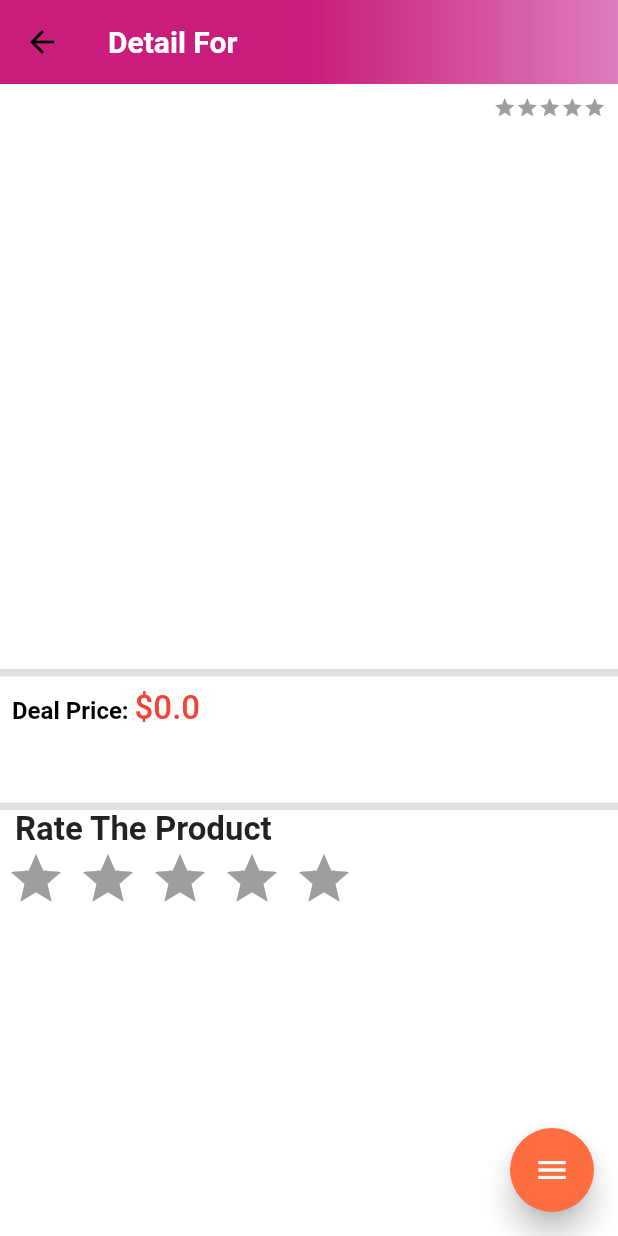
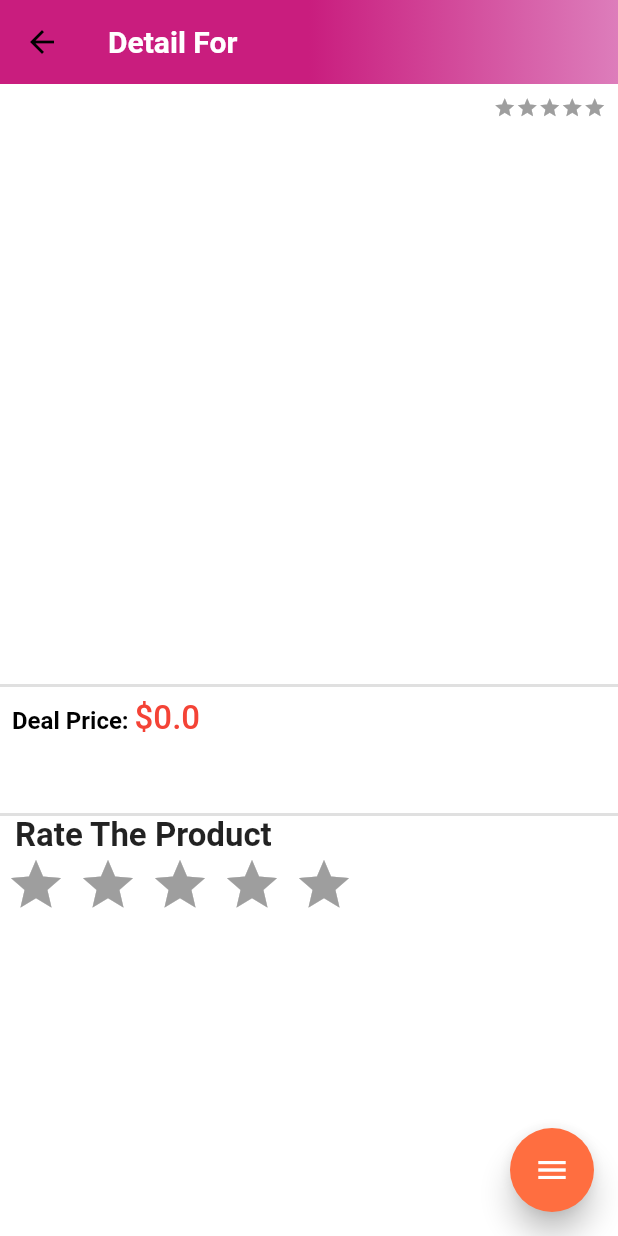
Before and after one commit to saedmejahid/mysouq, a Flutter app: the ProductDetailScreen screen opened directly with empty values, on a phone screen of 412 x 824 dp. Run offline on Flutter 3.47's test engine with Material 2 defaults, Android fonts, the phone set to English and light mode, and no system bars; drawn by our look-alikes of carousel_slider, flutter_rating_bar, flutter_speed_dial; our stand-ins replace badges, dotted_border, file_picker, shared_preferences; missing offline and left inert: cloudinary_public; accounts and stored records are empty.

Commit message:
init commit

```diff
--- a/lib/app/screens/cart_screen.dart
+++ b/lib/app/screens/cart_screen.dart
@@ -31,7 +31,7 @@ class _CartScreenState extends State<CartScreen> {
           mainAxisAlignment: MainAxisAlignment.spaceBetween,
           children: const [
             Text(
-              'Cart Screen',
+              'Your Cart',
               style: TextStyle(fontWeight: FontWeight.bold),
             )
           ],
--- a/lib/app/screens/product_details_screen.dart
+++ b/lib/app/screens/product_details_screen.dart
@@ -104,9 +104,12 @@ class _ProductDetailScreenState extends State<ProductDetailScreen> {
                 height: 300,
               ),
             ),
+            const SizedBox(
+                height: 10
+            ),
             Container(
               color: Colors.black12,
-              height: 5,
+              height: 2,
             ),
             Padding(
               padding: const EdgeInsets.all(8),
@@ -135,10 +138,12 @@ class _ProductDetailScreenState extends State<ProductDetailScreen> {
               padding: const EdgeInsets.all(8.0),
               child: Text(widget.product.description),
             ),
-            const SizedBox(height: 10),
+            const SizedBox(
+                height: 10
+            ),
             Container(
               color: Colors.black12,
-              height: 5,
+              height: 2,
             ),
             const Padding(
               padding: EdgeInsets.symmetric(horizontal: 10.0),
```
